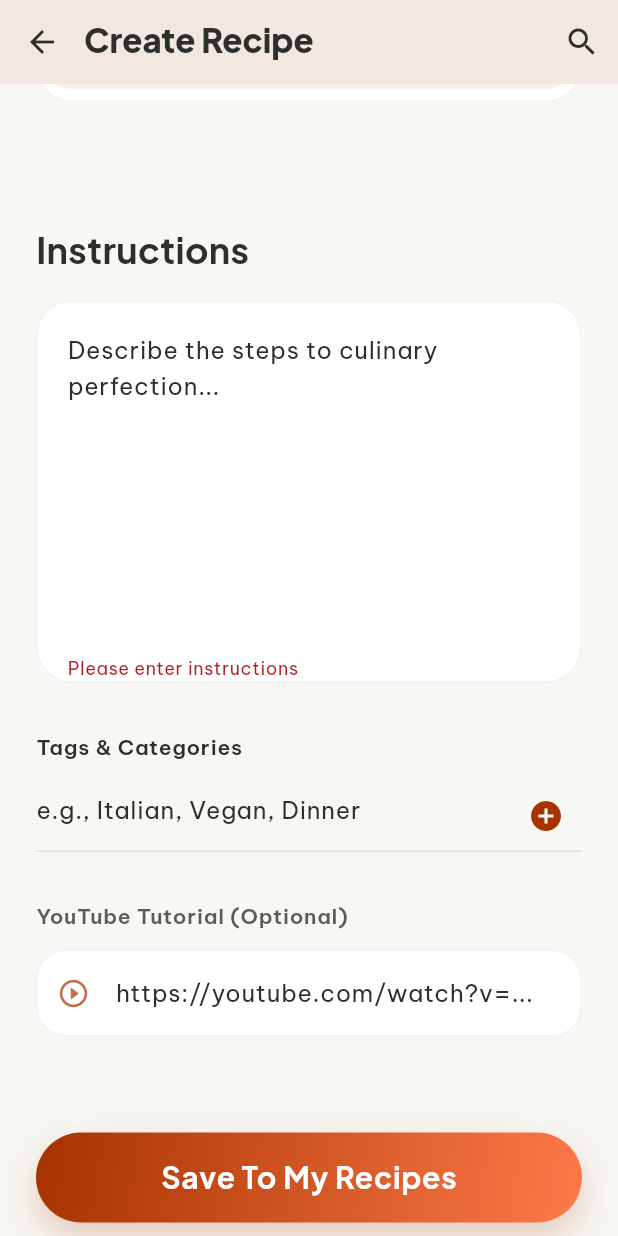
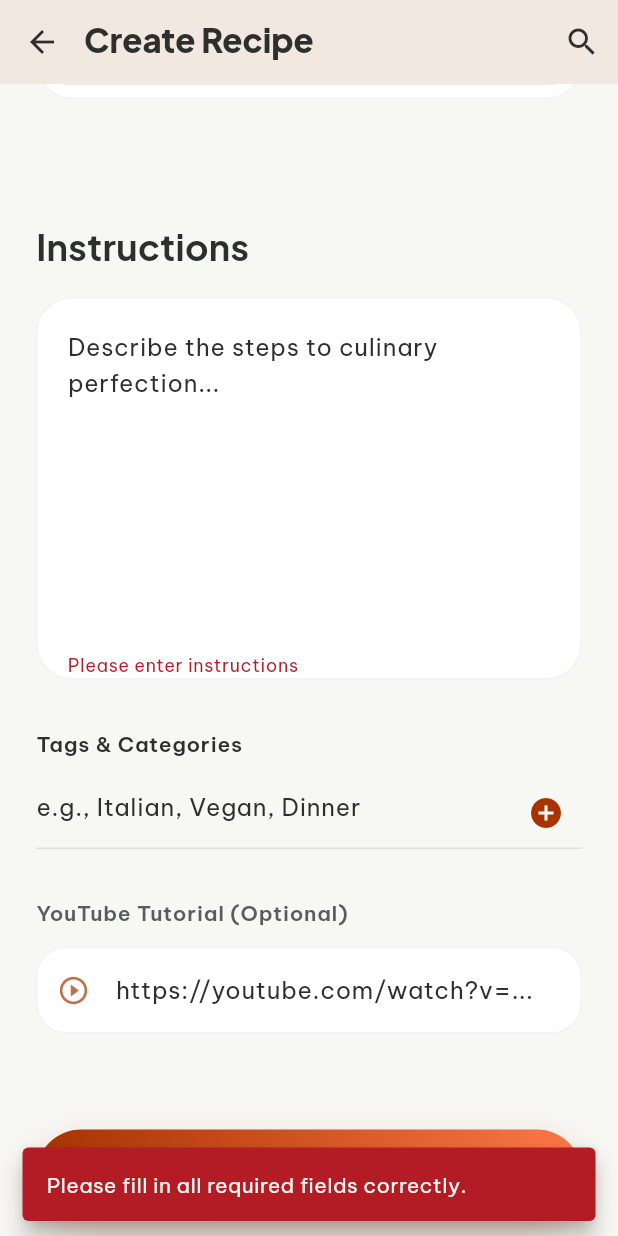
Before and after one commit to AshrafiAnkon/ankon-chef, a Flutter app: the CreateRecipeScreen screen opened by its route, scrolled down 887 dp, after a tap on "Save To My Recipes", on a phone screen of 412 x 824 dp. Run offline on Flutter 3.47's test engine with Material 3 defaults, Android fonts, the phone set to English and light mode, and no system bars; our stand-ins replace cached_network_image, cloud_firestore, equatable, firebase_auth, firebase_core, go_router and 6 more; accounts and stored records are empty; generated files the repository leaves out were written again; network calls fail; statements that could not run were skipped.

Commit message:
updated screens

```diff
--- a/lib/ui/screens/create_recipe_screen.dart
+++ b/lib/ui/screens/create_recipe_screen.dart
@@ -137,6 +137,13 @@ class _CreateRecipeScreenState extends ConsumerState<CreateRecipeScreen> {
 
   Future<void> _saveRecipe() async {
     if (!_formKey.currentState!.validate()) {
+      ScaffoldMessenger.of(context).showSnackBar(
+        const SnackBar(
+          content: Text('Please fill in all required fields correctly.'),
+          backgroundColor: AppColors.error,
+          behavior: SnackBarBehavior.floating,
+        ),
+      );
       return;
     }
 
@@ -1133,8 +1140,7 @@ class _CreateRecipeScreenState extends ConsumerState<CreateRecipeScreen> {
         ),
         const SizedBox(height: 8),
         Row(
-          crossAxisAlignment: CrossAxisAlignment.baseline,
-          textBaseline: TextBaseline.alphabetic,
+          crossAxisAlignment: CrossAxisAlignment.start,
           children: [
             Expanded(
               child: TextFormField(
@@ -1157,14 +1163,18 @@ class _CreateRecipeScreenState extends ConsumerState<CreateRecipeScreen> {
                     color: AppColors.onSurfaceVariant.withAlpha(50),
                   ),
                   isDense: true,
+                  errorStyle: AppTextStyles.labelSmall.copyWith(color: AppColors.error),
                 ),
               ),
             ),
             const SizedBox(width: 4),
-            Text(
-              unit,
-              style: AppTextStyles.bodySmall.copyWith(
-                color: AppColors.onSurfaceVariant,
+            Padding(
+              padding: const EdgeInsets.only(top: 4.0),
+              child: Text(
+                unit,
+                style: AppTextStyles.bodySmall.copyWith(
+                  color: AppColors.onSurfaceVariant,
+                ),
               ),
             ),
           ],
```
